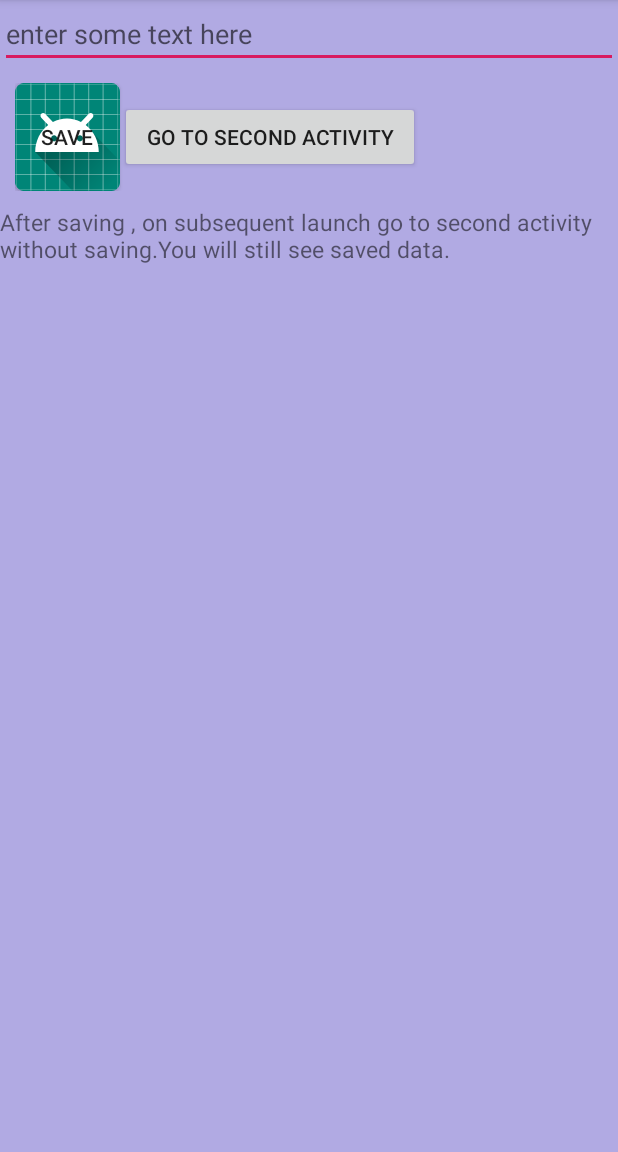
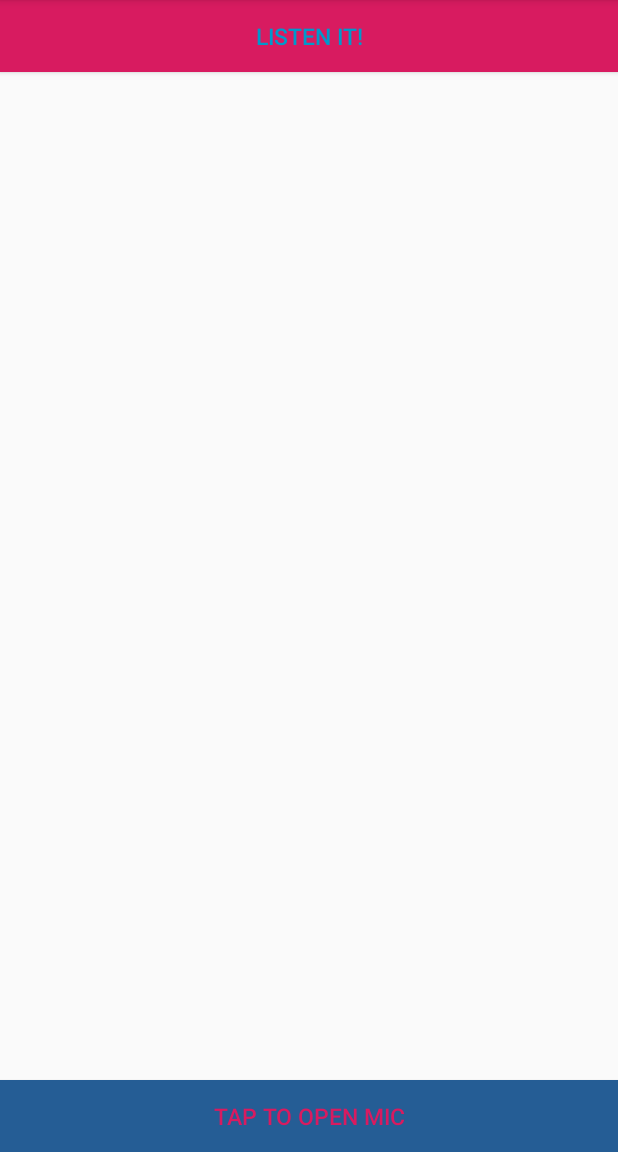
Before and after one commit to anehmee/Lab08Dapm, an Android app: the screen it shows after launch (MainActivity), on a phone screen of 412 x 824 dp, the part 84-1236 px from its top. Run offline under Robolectric (Android 15) with nearby library versions, the phone set to English and light mode, and no system bars.

```diff
--- a/app/src/main/AndroidManifest.xml
+++ b/app/src/main/AndroidManifest.xml
@@ -1,7 +1,7 @@
 <?xml version="1.0" encoding="utf-8"?>
 <manifest xmlns:android="http://schemas.android.com/apk/res/android"
     package="com.codiful.labd">
-
+    <uses-permission android:name="android.permission.INTERNET" />
     <application
         android:allowBackup="true"
         android:icon="@mipmap/ic_launcher"
@@ -9,7 +9,6 @@
         android:roundIcon="@mipmap/ic_launcher_round"
         android:supportsRtl="true"
         android:theme="@style/AppTheme">
-        <activity android:name=".SecondActivity"></activity>
         <activity android:name=".MainActivity">
             <intent-filter>
                 <action android:name="android.intent.action.MAIN" />
--- a/app/src/main/java/com/codiful/labd/MainActivity.java
+++ b/app/src/main/java/com/codiful/labd/MainActivity.java
@@ -4,47 +4,92 @@ import androidx.appcompat.app.AppCompatActivity;
 
 import android.app.Activity;
 import android.app.AlertDialog;
+import android.content.ActivityNotFoundException;
 import android.content.Intent;
 import android.os.Bundle;
+import android.speech.RecognizerIntent;
+import android.speech.tts.TextToSpeech;
 import android.view.View;
 import android.widget.ArrayAdapter;
 import android.widget.Button;
 import android.widget.EditText;
 import android.widget.ListView;
+import android.widget.TextView;
+import android.widget.Toast;
 
 import java.util.ArrayList;
+import java.util.Locale;
 
 public class MainActivity extends AppCompatActivity {
 
-    private Button save;
-    private Button activity;
-    private EditText input;
-    private MySharedPreference sh;
+    private Button Mic;
+    private Button Listen;
+    private TextView txt;
+    private TextToSpeech tts;
+    private final int REQ_CODE_SPEECH_INPUT = 100;
 
     private void initView() {
-        save = (Button) findViewById(R.id.save);
-        activity = (Button) findViewById(R.id.btn2);
-        input = (EditText) findViewById(R.id.editText);
-
-        sh = new MySharedPreference(getApplicationContext());
-    }
-
-    private void SaveData() {
-        save.setOnClickListener(new View.OnClickListener() {
+        Mic = (Button) findViewById(R.id.Mic);
+        Listen = (Button) findViewById(R.id.listen);
+        txt = (TextView) findViewById(R.id.txt);
+        tts = new TextToSpeech(getApplicationContext(), new TextToSpeech.OnInitListener() {
             @Override
-            public void onClick(View v) {
-                sh.save(input.getText().toString());
+            public void onInit(int status) {
+                if (status != TextToSpeech.ERROR) {
+                    tts.setLanguage(Locale.US);
+                }
             }
         });
     }
 
-    private void OpenActivity() {
-        activity.setOnClickListener(new View.OnClickListener() {
+    private void speechConfig() {
+        Intent intent = new Intent(RecognizerIntent.ACTION_RECOGNIZE_SPEECH);
+        intent.putExtra(RecognizerIntent.EXTRA_LANGUAGE_MODEL,
+                RecognizerIntent.LANGUAGE_MODEL_FREE_FORM);
+        intent.putExtra(RecognizerIntent.EXTRA_LANGUAGE, Locale.getDefault());
+        intent.putExtra(RecognizerIntent.EXTRA_PROMPT,
+                "Say something");
+        try {
+            startActivityForResult(intent, REQ_CODE_SPEECH_INPUT);
+        } catch (ActivityNotFoundException a) {
+            Toast.makeText(getApplicationContext(), "Not supported ", Toast.LENGTH_SHORT).show();
+        }
+    }
+
+    @Override
+    protected void onActivityResult(int requestCode, int resultCode, Intent data) {
+        super.onActivityResult(requestCode, resultCode, data);
+
+        switch (requestCode) {
+            case REQ_CODE_SPEECH_INPUT: {
+                if (resultCode == RESULT_OK && null != data) {
+
+                    ArrayList<String> result = data
+                            .getStringArrayListExtra(RecognizerIntent.EXTRA_RESULTS);
+                    txt.setText(result.get(0));
+                }
+                break;
+            }
+
+        }
+    }
+
+    private void OpenMic() {
+        Mic.setOnClickListener(new View.OnClickListener() {
             @Override
             public void onClick(View v) {
-                Intent i = new Intent(MainActivity.this, SecondActivity.class);
-                i.putExtra("no_value","Oops ! no data saved , this message is from intent");
-                startActivity(i);
+                speechConfig();
+            }
+        });
+    }
+
+    private void Listen() {
+        Listen.setOnClickListener(new View.OnClickListener() {
+            @Override
+            public void onClick(View v) {
+                if (!txt.getText().toString().equals("")) {
+                    tts.speak(txt.getText().toString(), TextToSpeech.QUEUE_FLUSH, null);
+                }
             }
         });
     }
@@ -55,8 +100,8 @@ public class MainActivity extends AppCompatActivity {
         setContentView(R.layout.activity_main);
         initView();
 
-        SaveData();
-        OpenActivity();
+        OpenMic();
+        Listen();
 
     }
 
--- a/app/src/main/res/layout/activity_main.xml
+++ b/app/src/main/res/layout/activity_main.xml
@@ -1,40 +1,39 @@
 <?xml version="1.0" encoding="utf-8"?>
-<LinearLayout xmlns:android="http://schemas.android.com/apk/res/android"
+<RelativeLayout xmlns:android="http://schemas.android.com/apk/res/android"
     xmlns:app="http://schemas.android.com/apk/res-auto"
     xmlns:tools="http://schemas.android.com/tools"
     android:layout_width="match_parent"
     android:layout_height="match_parent"
-    android:orientation="vertical"
-    tools:context=".MainActivity"
-    android:background="#B1AAE3">
+    tools:context=".MainActivity">
 
-    <EditText
+    <Button
+        android:id="@+id/listen"
         android:layout_width="match_parent"
         android:layout_height="wrap_content"
-        android:hint="enter some text here"
-        android:id="@+id/editText"/>
-    <LinearLayout
+        android:background="@color/colorAccent"
+        android:text="Listen it!"
+        android:textColor="@android:color/holo_blue_dark"
+        android:textSize="15dp" />
+
+
+    <TextView
+        android:id="@+id/txt"
         android:layout_width="match_parent"
         android:layout_height="wrap_content"
-        android:orientation="horizontal"
-        android:padding="10dp">
-        <Button
-            android:layout_width="70dp"
-            android:layout_height="wrap_content"
-            android:text="Save"
-            android:background="@mipmap/ic_launcher"
-            android:id="@+id/save"/>
-        <Button
-            android:layout_width="200dp"
-            android:layout_height="wrap_content"
-            android:text="go to second activity"
-            android:id="@+id/btn2"/>
+        android:layout_marginTop="200dp"
+        android:text=""
+        android:textSize="20dp" />
 
-    </LinearLayout>
+    <Button
+        android:id="@+id/Mic"
+        android:layout_width="match_parent"
+        android:layout_height="wrap_content"
+        android:layout_alignParentBottom="true"
+        android:layout_gravity="bottom"
+        android:background="#255d95"
+        android:text="Tap to open Mic"
+        android:textColor="@color/colorAccent"
+        android:textSize="15dp" />
 
-<TextView
-    android:layout_width="wrap_content"
-    android:layout_height="wrap_content"
-    android:text="After saving , on subsequent launch go to second activity without saving.You will still see saved data."
-    android:textSize="15dp"/>
-</LinearLayout>
+
+</RelativeLayout>
```
